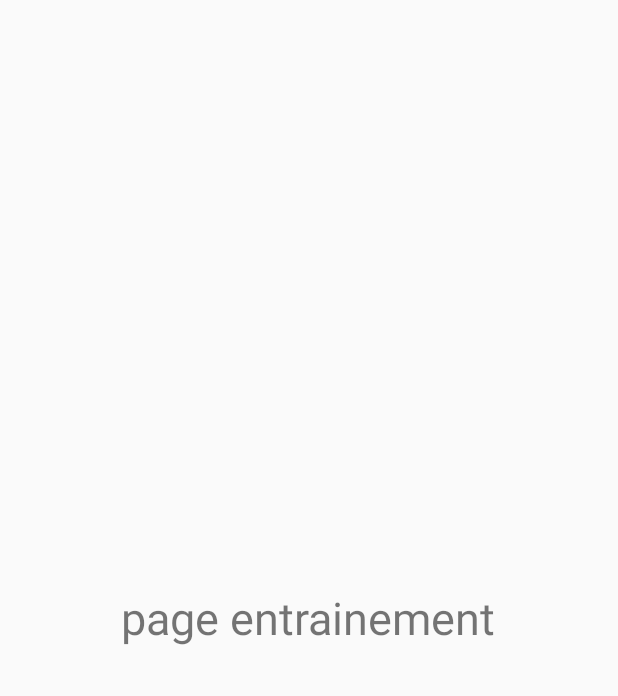
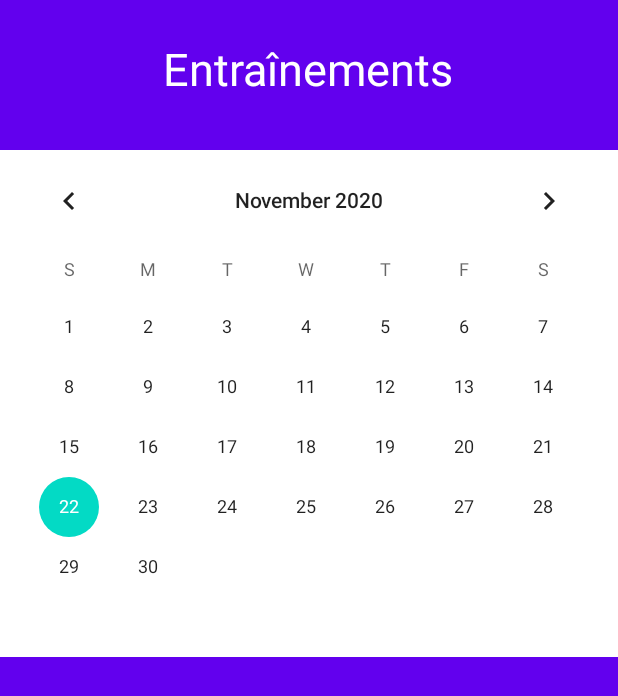
Before and after one commit to AmineOrdo/Sport-Etu, an Android app: the fragment EntrainementFragment shown on its own in the app's theme, on a phone screen of 412 x 824 dp. Shown: the top 696 px of the screen. Run offline under Robolectric (Android 15) with nearby library versions, the phone set to English and light mode, and no system bars.

Commit message:
ajout du calendrier sur fragment entrainement

```diff
--- a/app/src/main/res/layout/fragment_entrainement.xml
+++ b/app/src/main/res/layout/fragment_entrainement.xml
@@ -1,12 +1,31 @@
 <?xml version="1.0" encoding="utf-8"?>
 <RelativeLayout xmlns:android="http://schemas.android.com/apk/res/android"
-    android:layout_width="match_parent" android:layout_height="match_parent">
+    android:layout_width="match_parent" android:layout_height="match_parent"
+    android:background="@color/colorPrimary">
 
     <TextView
         android:layout_width="wrap_content"
         android:layout_height="wrap_content"
-        android:text="page entrainement"
+        android:text="Entraînements"
+        android:textColor="@android:color/white"
         android:textSize="30dp"
-        android:layout_centerInParent="true"/>
+        android:layout_centerHorizontal="true"
+        android:layout_marginTop="25dp"
+        />
+
+    <LinearLayout
+        android:layout_width="match_parent"
+        android:layout_height="wrap_content"
+        android:orientation="vertical"
+        android:background="@android:color/white"
+        android:layout_marginTop="100dp">
+
+        <CalendarView
+            android:layout_width="match_parent"
+            android:layout_height="wrap_content"
+            android:id="@+id/calendar"
+            />
+    </LinearLayout>
+
 
 </RelativeLayout>
```
